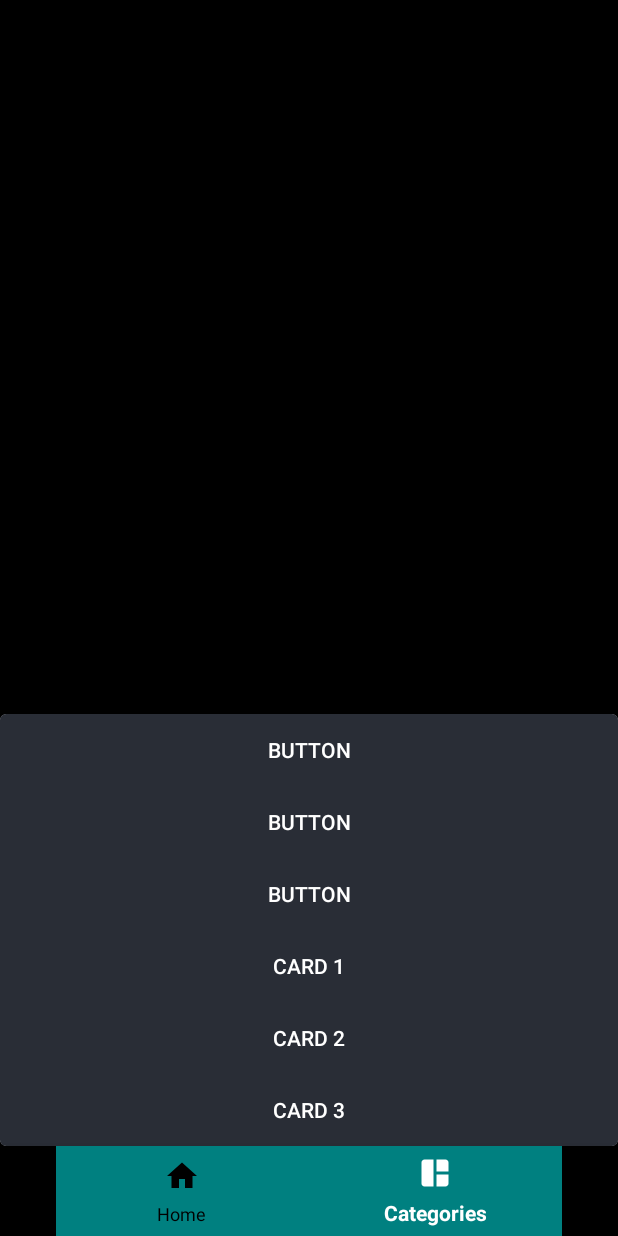
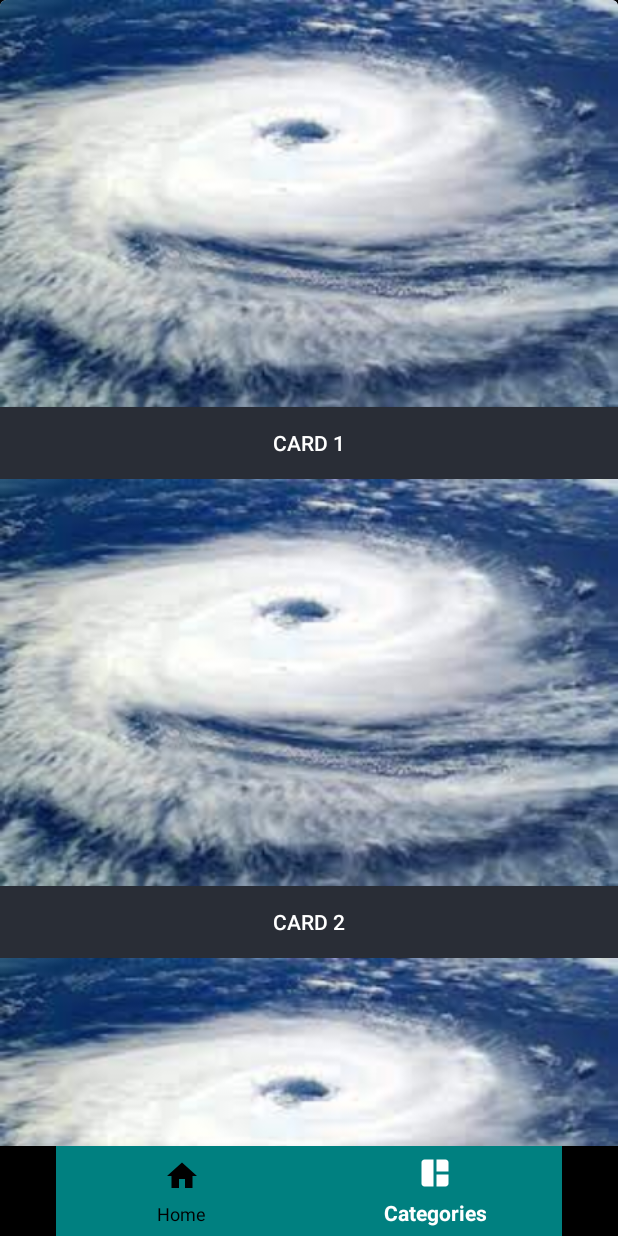
Before and after one commit to rythmsanghvi/Disaster_App, an Android app: the screen it shows after launch (Categories), on a phone screen of 412 x 824 dp. Run offline under Robolectric (Android 15) with nearby library versions, the phone set to English and light mode, and no system bars.

Commit message:
Version 1.0.3

```diff
--- a/app/src/main/AndroidManifest.xml
+++ b/app/src/main/AndroidManifest.xml
@@ -6,6 +6,8 @@
     <uses-permission android:name="android.permission.ACCESS_NETWORK_STATE"/>
     <uses-permission android:name="android.permission.ACCESS_COARSE_LOCATION"/>
     <uses-permission android:name="android.permission.ACCESS_FINE_LOCATION"/>
+    <uses-permission android:name="android.permission.READ_EXTERNAL_STORAGE" />
+
 
     <application
         android:allowBackup="true"
--- a/app/src/main/res/layout/card_view.xml
+++ b/app/src/main/res/layout/card_view.xml
@@ -11,7 +11,7 @@
             android:layout_width="match_parent"
             android:layout_height="wrap_content"
             android:adjustViewBounds="true"
-            tools:srcCompat="@tools:sample/backgrounds/scenic[10]"
+            android:src="@drawable/cyclone"
             android:id="@+id/image_view"
             />
 
--- a/app/src/main/res/layout/categories.xml
+++ b/app/src/main/res/layout/categories.xml
@@ -1,7 +1,6 @@
 <?xml version="1.0" encoding="utf-8"?>
 <RelativeLayout xmlns:android="http://schemas.android.com/apk/res/android"
     xmlns:app="http://schemas.android.com/apk/res-auto"
-    xmlns:tools="http://schemas.android.com/tools"
     android:layout_width="match_parent"
     android:layout_height="wrap_content"
     android:background="@color/black"
@@ -17,7 +16,6 @@
             android:layout_width="match_parent"
             android:layout_height="wrap_content"
             android:orientation="vertical">
-
             <androidx.cardview.widget.CardView
                 android:id="@+id/card_view"
                 android:layout_width="match_parent"
@@ -30,20 +28,6 @@
                     android:layout_width="match_parent"
                     android:layout_height="wrap_content"
                     android:orientation="vertical">
-
-                    <include
-                        layout="@layout/card_view"
-                        tools:srcCompat="@tools:sample/backgrounds/scenic[9]"></include>
-
-                    <include
-                        layout="@layout/card_view"
-                        tools:srcCompat="@tools:sample/backgrounds/scenic[9]"></include>
-
-                    <include
-                        layout="@layout/card_view"
-                        tools:srcCompat="@tools:sample/backgrounds/scenic[9]"></include>
-
-
                 </LinearLayout>
             </androidx.cardview.widget.CardView>
         </LinearLayout>
--- a/app/src/main/res/raw/cards_data.xml
+++ b/app/src/main/res/raw/cards_data.xml
@@ -1,5 +1,5 @@
 <cards>
-    @tools:sample/backgrounds/scenic[9], Card 1
-    @tools:sample/backgrounds/scenic[9], Card 2
-    @tools:sample/backgrounds/scenic[9], Card 3
+    cyclone, Card 1
+   cyclone, Card 2
+    cyclone, Card 3
 </cards>
```
Also changed, not shown: app/src/main/res/drawable/cyclone.jpg (added).
